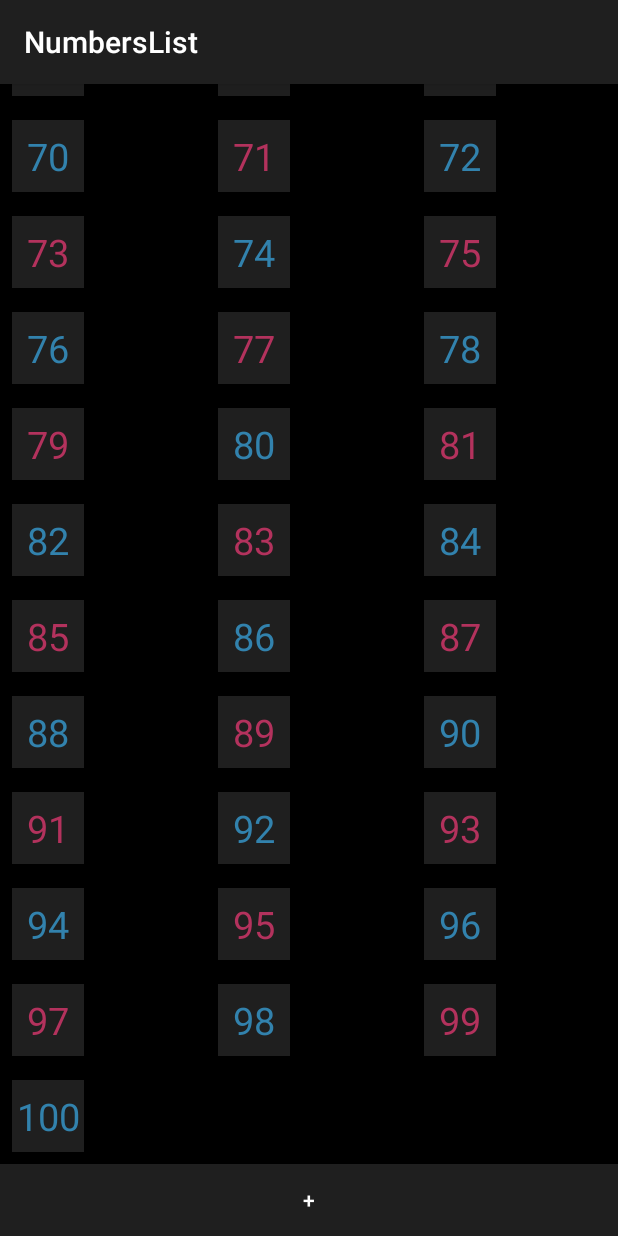
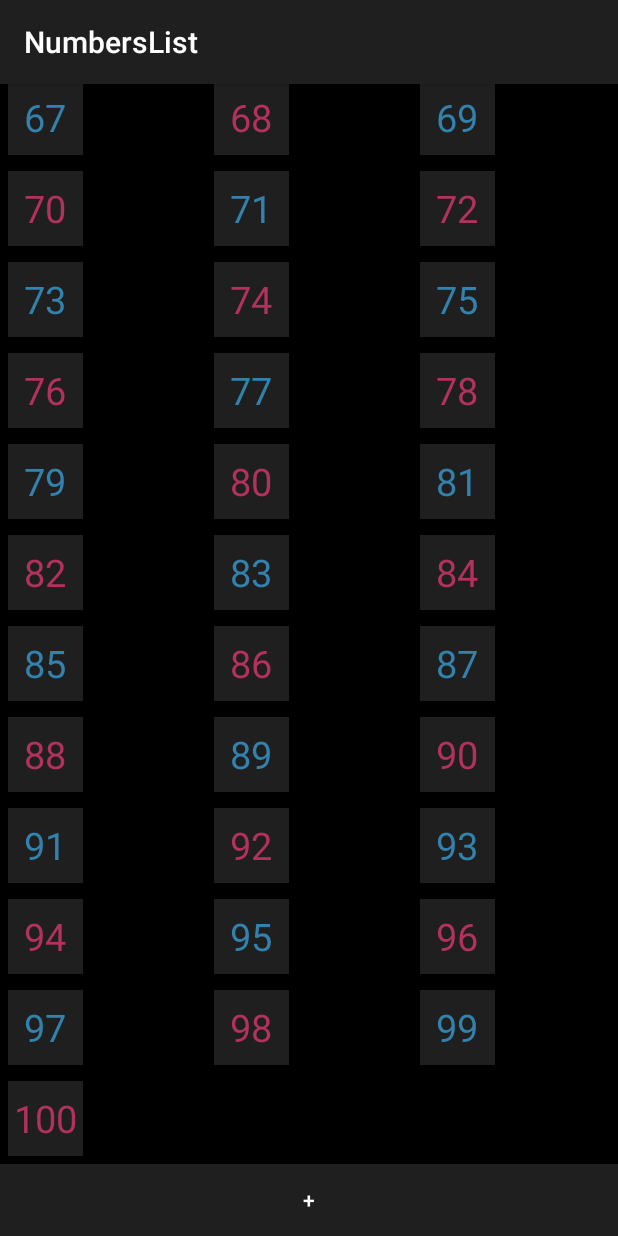
Before and after one commit to Gel0bmstu/androlog-hw, an Android app: the screen it shows after launch (MainActivity), on a phone screen of 412 x 824 dp. Run offline under Robolectric (Android 15) with nearby library versions, the phone set to English and light mode, and no system bars.

Commit message:
background kill fix

```diff
--- a/app/src/main/java/com/example/numberslist/ListFragment.java
+++ b/app/src/main/java/com/example/numberslist/ListFragment.java
@@ -1,6 +1,8 @@
 package com.example.numberslist;
 
+import android.content.Context;
 import android.content.res.Configuration;
+import android.graphics.Rect;
 import android.os.Bundle;
 import android.util.Log;
 import android.view.LayoutInflater;
@@ -10,6 +12,7 @@ import android.widget.Button;
 
 import androidx.annotation.NonNull;
 import androidx.fragment.app.Fragment;
+import androidx.recyclerview.widget.DefaultItemAnimator;
 import androidx.recyclerview.widget.GridLayoutManager;
 import androidx.recyclerview.widget.RecyclerView;
 
--- a/app/src/main/java/com/example/numberslist/MainActivity.java
+++ b/app/src/main/java/com/example/numberslist/MainActivity.java
@@ -1,5 +1,6 @@
 package com.example.numberslist;
 
+import androidx.annotation.NonNull;
 import androidx.appcompat.app.AppCompatActivity;
 import androidx.fragment.app.Fragment;
 
@@ -9,9 +10,11 @@ import android.util.Log;
 public class MainActivity extends AppCompatActivity {
 
     // Фрагмент списка чисел
-    Fragment listFragment;
+    private Fragment listFragment;
     // Фрагмент конкретного числа
-    Fragment currentNumberFragment;
+    private Fragment currentNumberFragment;
+    // Имя фрагмента листа
+    private final static String listFragmentName = "listFragment";
 
     @Override
     protected void onCreate(Bundle savedInstanceState) {
@@ -24,10 +27,8 @@ public class MainActivity extends AppCompatActivity {
     // Вызов фрагмента списка
     public void setListFragment(Bundle savedInstanceState) {
         // Если сессия новая
+
         if (savedInstanceState == null) {
-
-            Log.d("[INF]", "InstanceState == null");
-
             // Создаем новый фрагмент
             listFragment = new ListFragment();
 
@@ -39,19 +40,13 @@ public class MainActivity extends AppCompatActivity {
                     // Заменяем фрагмент, который находится в fragment_container
                     // на listFragment Фрагмент
                     .replace(R.id.fragment_container, listFragment)
-                    // Запоминам транзакцию после ее коммита, таким образом восстанавливаем
-                    // состояние приложения после смерти в фоне
-                    .addToBackStack(null)
                     // Коммитим изменения
                     .commit();
         // Иначе, открываем список чисел
         } else {
-            Log.d("[INF]", "InstanceState != null");
+            listFragment = getSupportFragmentManager()
+                    .getFragment(savedInstanceState, listFragmentName);
 
-            listFragment = getSupportFragmentManager()
-                    .getFragment(savedInstanceState, "listFragment");
-
-            Log.d("[INF]", "Success getting fragment");
         }
     }
 
@@ -68,7 +63,16 @@ public class MainActivity extends AppCompatActivity {
         getSupportFragmentManager()
                 .beginTransaction()
                 .replace(R.id.fragment_container, currentNumberFragment)
+                // Запоминам транзакцию после ее коммита, таким образом восстанавливаем
+                // состояние приложения после смерти в фоне
                 .addToBackStack(null)
                 .commit();
     }
+
+    @Override
+    protected void onSaveInstanceState(@NonNull Bundle outState) {
+        super.onSaveInstanceState(outState);
+        getSupportFragmentManager().
+                putFragment(outState, listFragmentName, listFragment);
+    }
 }
--- a/app/src/main/res/layout/current_nubmer.xml
+++ b/app/src/main/res/layout/current_nubmer.xml
@@ -9,6 +9,7 @@
         android:layout_width="match_parent"
         android:layout_height="match_parent"
         android:gravity="center"
+        android:layout_gravity="center_horizontal"
         tools:text="1"
         android:textSize="200dp"
         tools:textColor="#ddd">
--- a/app/src/main/res/layout/number_item.xml
+++ b/app/src/main/res/layout/number_item.xml
@@ -3,6 +3,7 @@
     xmlns:tools="http://schemas.android.com/tools"
     android:orientation="vertical"
     android:layout_width="wrap_content"
+    android:layout_gravity="center_horizontal"
     android:layout_height="wrap_content">
 
     <TextView
@@ -10,11 +11,11 @@
         android:layout_width="@dimen/item_size"
         android:layout_height="@dimen/item_size"
         tools:text="1"
-        android:layout_margin="8dp"
+        android:layout_margin="5dp"
         android:background="@color/colorPrimary"
         android:gravity="center"
-        android:layout_gravity="center"
         tools:textColor="#000"
+        android:adjustViewBounds="true"
         android:textSize="25dp" />
 
 </LinearLayout>
--- a/app/src/main/res/layout/number_list.xml
+++ b/app/src/main/res/layout/number_list.xml
@@ -1,9 +1,9 @@
 <?xml version="1.0" encoding="utf-8"?>
 <LinearLayout xmlns:android="http://schemas.android.com/apk/res/android"
-    xmlns:tools="http://schemas.android.com/tools"
     android:id="@+id/number_list"
     android:layout_width="match_parent"
     android:layout_height="match_parent"
+    android:layout_gravity="center_horizontal"
     android:orientation="vertical">
 
     <androidx.recyclerview.widget.RecyclerView
@@ -11,7 +11,7 @@
         android:orientation="horizontal"
         android:layout_width="match_parent"
         android:layout_height="match_parent"
-        android:layout_gravity="center"
+        android:layout_gravity="center_horizontal"
         android:layout_weight="1"
         />
 
@@ -22,7 +22,6 @@
         android:layout_gravity="center_horizontal"
         android:background="@color/colorPrimary"
         android:textColor="#ffffff"
-        android:gravity="center"
         android:text="+"
         />
 
--- a/app/src/main/res/values/colors.xml
+++ b/app/src/main/res/values/colors.xml
@@ -5,6 +5,6 @@
     <color name="colorAccent">#D81B60</color>
     <color name="bg">#000000</color>>
 <!--Зададим собственные цвета для четных/нечетных чисел-->
-    <color name="colorEven">#3282ad</color>
-    <color name="colorOdd">#b3325d</color>
+    <color name="colorOdd">#3282ad</color>
+    <color name="colorEven">#b3325d</color>
 </resources>
--- a/app/src/main/res/values/dimens.xml
+++ b/app/src/main/res/values/dimens.xml
@@ -1,5 +1,6 @@
 <?xml version="1.0" encoding="utf-8"?>
 <resources>
 <!--Ширина элемента листа-->
-    <dimen name="item_size">48dp</dimen>
+    <dimen name="item_size">50dp</dimen>
+    <dimen name="spacing">10dp</dimen>
 </resources>
```
Also changed, not shown: 1 other file.
